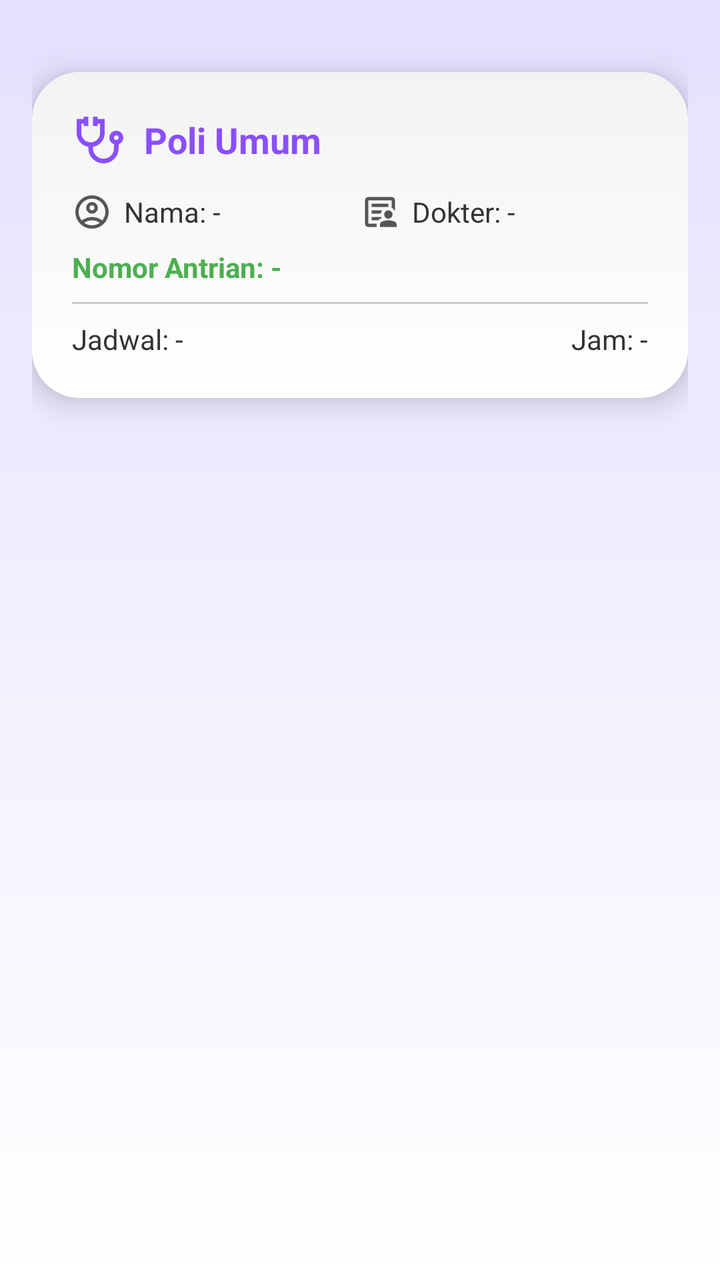
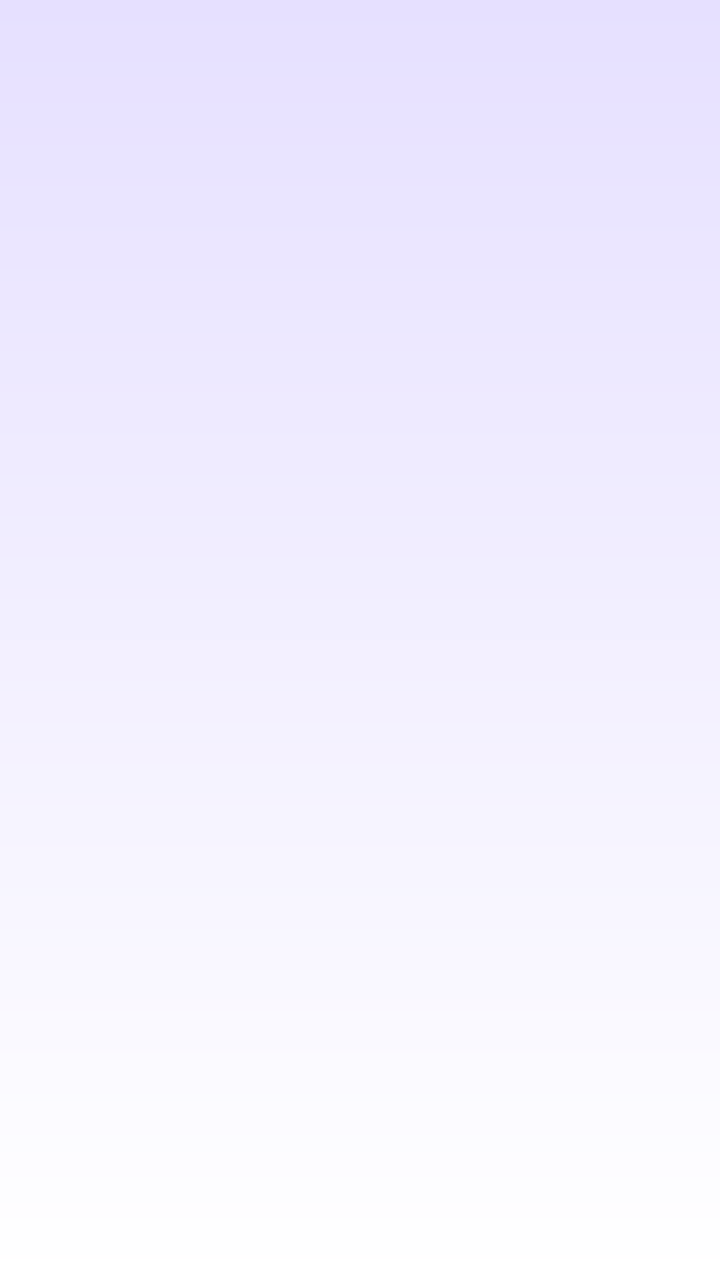

Screens rendered from an Android XML layout before and after an edit, with the pre-edit source and the edit as a unified diff.
<!-- AndroidManifest.xml: application theme Theme.MediConnect -->
<!-- res/layout/fragment_janji.xml -->
<?xml version="1.0" encoding="utf-8"?>
<LinearLayout xmlns:android="http://schemas.android.com/apk/res/android"
    xmlns:app="http://schemas.android.com/apk/res-auto"
    android:layout_width="match_parent"
    android:layout_height="match_parent"
    android:orientation="vertical"
    android:background="@drawable/bg_gradient"
    android:padding="16dp">

    <TextView
        android:id="@+id/tvBelumAdaJanji"
        android:layout_width="match_parent"
        android:layout_height="wrap_content"
        android:text="Belum ada janji temu yang dikonfirmasi."
        android:textSize="16sp"
        android:textAlignment="center"
        android:visibility="gone"
        android:layout_marginTop="20dp"
        android:textColor="@color/black" />

    <androidx.cardview.widget.CardView
        android:id="@+id/cardJanjiTemu"
        android:layout_width="match_parent"
        android:layout_height="wrap_content"
        android:layout_marginTop="20dp"
        app:cardCornerRadius="24dp"
        app:cardElevation="10dp"
        android:visibility="visible"
        android:foreground="?attr/selectableItemBackground">

        <LinearLayout
            android:layout_width="match_parent"
            android:layout_height="wrap_content"
            android:orientation="vertical"
            android:padding="20dp"
            android:background="@drawable/card_gradient_bg">

            <LinearLayout
                android:layout_width="match_parent"
                android:layout_height="wrap_content"
                android:orientation="horizontal"
                android:gravity="center_vertical"
                android:layout_marginBottom="12dp">

                <ImageView
                    android:layout_width="28dp"
                    android:layout_height="28dp"
                    android:src="@drawable/janji"
                    app:tint="@color/primary_purple"
                    android:contentDescription="Icon Poli" />

                <TextView
                    android:id="@+id/tvPoliTitle"
                    android:layout_width="wrap_content"
                    android:layout_height="wrap_content"
                    android:text="Poli Umum"
                    android:textSize="18sp"
                    android:textStyle="bold"
                    android:textColor="@color/primary_purple"
                    android:layout_marginStart="8dp" />
            </LinearLayout>

            <LinearLayout
                android:layout_width="match_parent"
                android:layout_height="wrap_content"
                android:orientation="horizontal"
                android:layout_marginBottom="8dp"
                android:weightSum="2">

                <LinearLayout
                    android:layout_width="0dp"
                    android:layout_height="wrap_content"
                    android:layout_weight="1"
                    android:orientation="horizontal"
                    android:gravity="center_vertical">

                    <ImageView
                        android:layout_width="20dp"
                        android:layout_height="20dp"
                        android:src="@drawable/ic_profile"
                        app:tint="#555555" />

                    <TextView
                        android:id="@+id/tvNamaPasien"
                        android:layout_width="wrap_content"
                        android:layout_height="wrap_content"
                        android:text="Nama: -"
                        android:textColor="#333333"
                        android:layout_marginStart="6dp" />
                </LinearLayout>

                <LinearLayout
                    android:layout_width="0dp"
                    android:layout_height="wrap_content"
                    android:layout_weight="1"
                    android:orientation="horizontal"
                    android:gravity="center_vertical">

                    <ImageView
                        android:layout_width="20dp"
                        android:layout_height="20dp"
                        android:src="@drawable/ic_doctor"
                        app:tint="#555555" />

                    <TextView
                        android:id="@+id/tvNamaDokter"
                        android:layout_width="wrap_content"
                        android:layout_height="wrap_content"
                        android:text="Dokter: -"
                        android:textColor="#333333"
                        android:layout_marginStart="6dp" />
                </LinearLayout>
            </LinearLayout>

            <TextView
                android:id="@+id/tvNoAntrian"
                android:layout_width="wrap_content"
                android:layout_height="wrap_content"
                android:text="Nomor Antrian: -"
                android:textColor="@color/accent_green"
                android:textStyle="bold"
                android:textSize="14sp"
                android:layout_marginBottom="8dp" />

            <View
                android:layout_width="match_parent"
                android:layout_height="1dp"
                android:background="#CCCCCC"
                android:layout_marginBottom="8dp" />

            <LinearLayout
                android:layout_width="match_parent"
                android:layout_height="wrap_content"
                android:orientation="horizontal"
                android:weightSum="2">

                <TextView
                    android:id="@+id/tvJadwal"
                    android:layout_width="0dp"
                    android:layout_height="wrap_content"
                    android:layout_weight="1"
                    android:text="Jadwal: -"
                    android:textColor="#333333" />

                <TextView
                    android:id="@+id/tvJam"
                    android:layout_width="0dp"
                    android:layout_height="wrap_content"
                    android:layout_weight="1"
                    android:text="Jam: -"
                    android:textColor="#333333"
                    android:gravity="end" />
            </LinearLayout>
        </LinearLayout>
    </androidx.cardview.widget.CardView>
</LinearLayout>
<!-- resources referenced by this layout -->
<resources>
  <color name="accent_green">#4CAF50</color>
  <color name="primary_purple">#8A4FFF</color>
  <!-- drawable card_gradient_bg (drawable) -->
  <?xml version="1.0" encoding="utf-8"?>
  <shape xmlns:android="http://schemas.android.com/apk/res/android"
      android:shape="rectangle">
  
      <gradient
          android:startColor="@color/card_gradient_start"
          android:endColor="@color/card_gradient_end"
          android:angle="90"/>
  
      <corners android:radius="20dp"/>
  </shape>
  <!-- drawable ic_doctor (drawable) -->
  <vector xmlns:android="http://schemas.android.com/apk/res/android" android:height="24dp" android:tint="#000000" android:viewportHeight="960" android:viewportWidth="960" android:width="24dp">
        
      <path android:fillColor="@android:color/white" android:pathData="M200,760L200,760Q200,760 200,760Q200,760 200,760L200,200Q200,200 200,200Q200,200 200,200L200,200Q200,200 200,200Q200,200 200,200L200,379Q200,370 200,365Q200,360 200,360Q200,360 200,412.5Q200,465 200,540Q200,563 200,585Q200,607 200,627Q200,644 200,675Q200,706 200,760ZM280,520L501,520Q503,498 511,478Q519,458 531,440L280,440L280,520ZM280,680L437,680Q454,660 476,647.5Q498,635 522,627Q518,621 515,614Q512,607 510,600L280,600L280,680ZM280,360L680,360Q680,360 680,360Q680,360 680,360L680,280L280,280L280,360ZM200,840Q167,840 143.5,816.5Q120,793 120,760L120,200Q120,167 143.5,143.5Q167,120 200,120L760,120Q793,120 816.5,143.5Q840,167 840,200L840,458Q826,432 806,412Q786,392 760,379L760,200Q760,200 760,200Q760,200 760,200L200,200Q200,200 200,200Q200,200 200,200L200,760Q200,760 200,760Q200,760 200,760L402,760Q401,766 400.5,772Q400,778 400,784L400,840L200,840ZM680,640Q638,640 609,611Q580,582 580,540Q580,498 609,469Q638,440 680,440Q722,440 751,469Q780,498 780,540Q780,582 751,611Q722,640 680,640ZM480,840L480,784Q480,760 492.5,739.5Q505,719 528,710Q564,695 602.5,687.5Q641,680 680,680Q719,680 757.5,687.5Q796,695 832,710Q855,719 867.5,739.5Q880,760 880,784L880,840L480,840Z"/>
      
  </vector>
  <!-- drawable ic_profile (drawable) -->
  <vector xmlns:android="http://schemas.android.com/apk/res/android" android:height="24dp" android:tint="#000000" android:viewportHeight="960" android:viewportWidth="960" android:width="24dp">
        
      <path android:fillColor="@android:color/white" android:pathData="M234,684Q285,645 348,622.5Q411,600 480,600Q549,600 612,622.5Q675,645 726,684Q761,643 780.5,591Q800,539 800,480Q800,347 706.5,253.5Q613,160 480,160Q347,160 253.5,253.5Q160,347 160,480Q160,539 179.5,591Q199,643 234,684ZM480,520Q421,520 380.5,479.5Q340,439 340,380Q340,321 380.5,280.5Q421,240 480,240Q539,240 579.5,280.5Q620,321 620,380Q620,439 579.5,479.5Q539,520 480,520ZM480,880Q397,880 324,848.5Q251,817 197,763Q143,709 111.5,636Q80,563 80,480Q80,397 111.5,324Q143,251 197,197Q251,143 324,111.5Q397,80 480,80Q563,80 636,111.5Q709,143 763,197Q817,251 848.5,324Q880,397 880,480Q880,563 848.5,636Q817,709 763,763Q709,817 636,848.5Q563,880 480,880ZM480,800Q533,800 580,784.5Q627,769 666,740Q627,711 580,695.5Q533,680 480,680Q427,680 380,695.5Q333,711 294,740Q333,769 380,784.5Q427,800 480,800ZM480,440Q506,440 523,423Q540,406 540,380Q540,354 523,337Q506,320 480,320Q454,320 437,337Q420,354 420,380Q420,406 437,423Q454,440 480,440ZM480,380Q480,380 480,380Q480,380 480,380Q480,380 480,380Q480,380 480,380Q480,380 480,380Q480,380 480,380Q480,380 480,380Q480,380 480,380ZM480,740Q480,740 480,740Q480,740 480,740Q480,740 480,740Q480,740 480,740Q480,740 480,740Q480,740 480,740Q480,740 480,740Q480,740 480,740Z"/>
      
  </vector>
  <!-- drawable janji (drawable) -->
  <vector xmlns:android="http://schemas.android.com/apk/res/android"
      android:width="24dp"
      android:height="24dp"
      android:viewportWidth="960"
      android:viewportHeight="960">
    <path
        android:pathData="M540,880q-108,0 -184,-76t-76,-184v-23q-86,-14 -143,-80.5T80,360v-240h120v-40h80v160h-80v-40h-40v160q0,66 47,113t113,47q66,0 113,-47t47,-113v-160h-40v40h-80v-160h80v40h120v240q0,90 -57,156.5T360,597v23q0,75 52.5,127.5T540,800q75,0 127.5,-52.5T720,620v-67q-35,-12 -57.5,-43T640,440q0,-50 35,-85t85,-35q50,0 85,35t35,85q0,39 -22.5,70T800,553v67q0,108 -76,184T540,880ZM760,480q17,0 28.5,-11.5T800,440q0,-17 -11.5,-28.5T760,400q-17,0 -28.5,11.5T720,440q0,17 11.5,28.5T760,480ZM760,440Z"
        android:fillColor="#e3e3e3"/>
  </vector>
  <color name="card_gradient_start">#FFFFFF</color>
  <color name="card_gradient_end">#F3F3F3</color>
  <!-- unchanged entries left out for length: 4 -->
</resources>

<!-- the commit's change to res/layout/fragment_janji.xml (unified diff, before → after) -->
@@ -18,139 +18,11 @@
         android:layout_marginTop="20dp"
         android:textColor="@color/black" />
 
-    <androidx.cardview.widget.CardView
-        android:id="@+id/cardJanjiTemu"
+    <androidx.recyclerview.widget.RecyclerView
+        android:id="@+id/rvJanjiTemu"
         android:layout_width="match_parent"
-        android:layout_height="wrap_content"
-        android:layout_marginTop="20dp"
-        app:cardCornerRadius="24dp"
-        app:cardElevation="10dp"
-        android:visibility="visible"
-        android:foreground="?attr/selectableItemBackground">
-
-        <LinearLayout
-            android:layout_width="match_parent"
-            android:layout_height="wrap_content"
-            android:orientation="vertical"
-            android:padding="20dp"
-            android:background="@drawable/card_gradient_bg">
-
-            <LinearLayout
-                android:layout_width="match_parent"
-                android:layout_height="wrap_content"
-                android:orientation="horizontal"
-                android:gravity="center_vertical"
-                android:layout_marginBottom="12dp">
-
-                <ImageView
-                    android:layout_width="28dp"
-                    android:layout_height="28dp"
-                    android:src="@drawable/janji"
-                    app:tint="@color/primary_purple"
-                    android:contentDescription="Icon Poli" />
-
-                <TextView
-                    android:id="@+id/tvPoliTitle"
-                    android:layout_width="wrap_content"
-                    android:layout_height="wrap_content"
-                    android:text="Poli Umum"
-                    android:textSize="18sp"
-                    android:textStyle="bold"
-                    android:textColor="@color/primary_purple"
-                    android:layout_marginStart="8dp" />
-            </LinearLayout>
-
-            <LinearLayout
-                android:layout_width="match_parent"
-                android:layout_height="wrap_content"
-                android:orientation="horizontal"
-                android:layout_marginBottom="8dp"
-                android:weightSum="2">
-
-                <LinearLayout
-                    android:layout_width="0dp"
-                    android:layout_height="wrap_content"
-                    android:layout_weight="1"
-                    android:orientation="horizontal"
-                    android:gravity="center_vertical">
-
-                    <ImageView
-                        android:layout_width="20dp"
-                        android:layout_height="20dp"
-                        android:src="@drawable/ic_profile"
-                        app:tint="#555555" />
-
-                    <TextView
-                        android:id="@+id/tvNamaPasien"
-                        android:layout_width="wrap_content"
-                        android:layout_height="wrap_content"
-                        android:text="Nama: -"
-                        android:textColor="#333333"
-                        android:layout_marginStart="6dp" />
-                </LinearLayout>
-
-                <LinearLayout
-                    android:layout_width="0dp"
-                    android:layout_height="wrap_content"
-                    android:layout_weight="1"
-                    android:orientation="horizontal"
-                    android:gravity="center_vertical">
-
-                    <ImageView
-                        android:layout_width="20dp"
-                        android:layout_height="20dp"
-                        android:src="@drawable/ic_doctor"
-                        app:tint="#555555" />
-
-                    <TextView
-                        android:id="@+id/tvNamaDokter"
-                        android:layout_width="wrap_content"
-                        android:layout_height="wrap_content"
-                        android:text="Dokter: -"
-                        android:textColor="#333333"
-                        android:layout_marginStart="6dp" />
-                </LinearLayout>
-            </LinearLayout>
-
-            <TextView
-                android:id="@+id/tvNoAntrian"
-                android:layout_width="wrap_content"
-                android:layout_height="wrap_content"
-                android:text="Nomor Antrian: -"
-                android:textColor="@color/accent_green"
-                android:textStyle="bold"
-                android:textSize="14sp"
-                android:layout_marginBottom="8dp" />
-
-            <View
-                android:layout_width="match_parent"
-                android:layout_height="1dp"
-                android:background="#CCCCCC"
-                android:layout_marginBottom="8dp" />
-
-            <LinearLayout
-                android:layout_width="match_parent"
-                android:layout_height="wrap_content"
-                android:orientation="horizontal"
-                android:weightSum="2">
-
-                <TextView
-                    android:id="@+id/tvJadwal"
-                    android:layout_width="0dp"
-                    android:layout_height="wrap_content"
-                    android:layout_weight="1"
-                    android:text="Jadwal: -"
-                    android:textColor="#333333" />
-
-                <TextView
-                    android:id="@+id/tvJam"
-                    android:layout_width="0dp"
-                    android:layout_height="wrap_content"
-                    android:layout_weight="1"
-                    android:text="Jam: -"
-                    android:textColor="#333333"
-                    android:gravity="end" />
-            </LinearLayout>
-        </LinearLayout>
-    </androidx.cardview.widget.CardView>
+        android:layout_height="match_parent"
+        android:layout_marginTop="16dp"
+        android:clipToPadding="false"
+        android:scrollbars="vertical" />
 </LinearLayout>
<!-- resource entries referenced after the edit -->
@@ -1,43 +1,5 @@
 <!-- resources referenced by this layout -->
 <resources>
-  <color name="accent_green">#4CAF50</color>
-  <color name="primary_purple">#8A4FFF</color>
-  <!-- drawable card_gradient_bg (drawable) -->
-  <?xml version="1.0" encoding="utf-8"?>
-  <shape xmlns:android="http://schemas.android.com/apk/res/android"
-      android:shape="rectangle">
-  
-      <gradient
-          android:startColor="@color/card_gradient_start"
-          android:endColor="@color/card_gradient_end"
-          android:angle="90"/>
-  
-      <corners android:radius="20dp"/>
-  </shape>
-  <!-- drawable ic_doctor (drawable) -->
-  <vector xmlns:android="http://schemas.android.com/apk/res/android" android:height="24dp" android:tint="#000000" android:viewportHeight="960" android:viewportWidth="960" android:width="24dp">
-        
-      <path android:fillColor="@android:color/white" android:pathData="M200,760L200,760Q200,760 200,760Q200,760 200,760L200,200Q200,200 200,200Q200,200 200,200L200,200Q200,200 200,200Q200,200 200,200L200,379Q200,370 200,365Q200,360 200,360Q200,360 200,412.5Q200,465 200,540Q200,563 200,585Q200,607 200,627Q200,644 200,675Q200,706 200,760ZM280,520L501,520Q503,498 511,478Q519,458 531,440L280,440L280,520ZM280,680L437,680Q454,660 476,647.5Q498,635 522,627Q518,621 515,614Q512,607 510,600L280,600L280,680ZM280,360L680,360Q680,360 680,360Q680,360 680,360L680,280L280,280L280,360ZM200,840Q167,840 143.5,816.5Q120,793 120,760L120,200Q120,167 143.5,143.5Q167,120 200,120L760,120Q793,120 816.5,143.5Q840,167 840,200L840,458Q826,432 806,412Q786,392 760,379L760,200Q760,200 760,200Q760,200 760,200L200,200Q200,200 200,200Q200,200 200,200L200,760Q200,760 200,760Q200,760 200,760L402,760Q401,766 400.5,772Q400,778 400,784L400,840L200,840ZM680,640Q638,640 609,611Q580,582 580,540Q580,498 609,469Q638,440 680,440Q722,440 751,469Q780,498 780,540Q780,582 751,611Q722,640 680,640ZM480,840L480,784Q480,760 492.5,739.5Q505,719 528,710Q564,695 602.5,687.5Q641,680 680,680Q719,680 757.5,687.5Q796,695 832,710Q855,719 867.5,739.5Q880,760 880,784L880,840L480,840Z"/>
-      
-  </vector>
-  <!-- drawable ic_profile (drawable) -->
-  <vector xmlns:android="http://schemas.android.com/apk/res/android" android:height="24dp" android:tint="#000000" android:viewportHeight="960" android:viewportWidth="960" android:width="24dp">
-        
-      <path android:fillColor="@android:color/white" android:pathData="M234,684Q285,645 348,622.5Q411,600 480,600Q549,600 612,622.5Q675,645 726,684Q761,643 780.5,591Q800,539 800,480Q800,347 706.5,253.5Q613,160 480,160Q347,160 253.5,253.5Q160,347 160,480Q160,539 179.5,591Q199,643 234,684ZM480,520Q421,520 380.5,479.5Q340,439 340,380Q340,321 380.5,280.5Q421,240 480,240Q539,240 579.5,280.5Q620,321 620,380Q620,439 579.5,479.5Q539,520 480,520ZM480,880Q397,880 324,848.5Q251,817 197,763Q143,709 111.5,636Q80,563 80,480Q80,397 111.5,324Q143,251 197,197Q251,143 324,111.5Q397,80 480,80Q563,80 636,111.5Q709,143 763,197Q817,251 848.5,324Q880,397 880,480Q880,563 848.5,636Q817,709 763,763Q709,817 636,848.5Q563,880 480,880ZM480,800Q533,800 580,784.5Q627,769 666,740Q627,711 580,695.5Q533,680 480,680Q427,680 380,695.5Q333,711 294,740Q333,769 380,784.5Q427,800 480,800ZM480,440Q506,440 523,423Q540,406 540,380Q540,354 523,337Q506,320 480,320Q454,320 437,337Q420,354 420,380Q420,406 437,423Q454,440 480,440ZM480,380Q480,380 480,380Q480,380 480,380Q480,380 480,380Q480,380 480,380Q480,380 480,380Q480,380 480,380Q480,380 480,380Q480,380 480,380ZM480,740Q480,740 480,740Q480,740 480,740Q480,740 480,740Q480,740 480,740Q480,740 480,740Q480,740 480,740Q480,740 480,740Q480,740 480,740Z"/>
-      
-  </vector>
-  <!-- drawable janji (drawable) -->
-  <vector xmlns:android="http://schemas.android.com/apk/res/android"
-      android:width="24dp"
-      android:height="24dp"
-      android:viewportWidth="960"
-      android:viewportHeight="960">
-    <path
-        android:pathData="M540,880q-108,0 -184,-76t-76,-184v-23q-86,-14 -143,-80.5T80,360v-240h120v-40h80v160h-80v-40h-40v160q0,66 47,113t113,47q66,0 113,-47t47,-113v-160h-40v40h-80v-160h80v40h120v240q0,90 -57,156.5T360,597v23q0,75 52.5,127.5T540,800q75,0 127.5,-52.5T720,620v-67q-35,-12 -57.5,-43T640,440q0,-50 35,-85t85,-35q50,0 85,35t35,85q0,39 -22.5,70T800,553v67q0,108 -76,184T540,880ZM760,480q17,0 28.5,-11.5T800,440q0,-17 -11.5,-28.5T760,400q-17,0 -28.5,11.5T720,440q0,17 11.5,28.5T760,480ZM760,440Z"
-        android:fillColor="#e3e3e3"/>
-  </vector>
-  <color name="card_gradient_start">#FFFFFF</color>
-  <color name="card_gradient_end">#F3F3F3</color>
   <!-- unchanged entries left out for length: 4 -->
 </resources>
 
